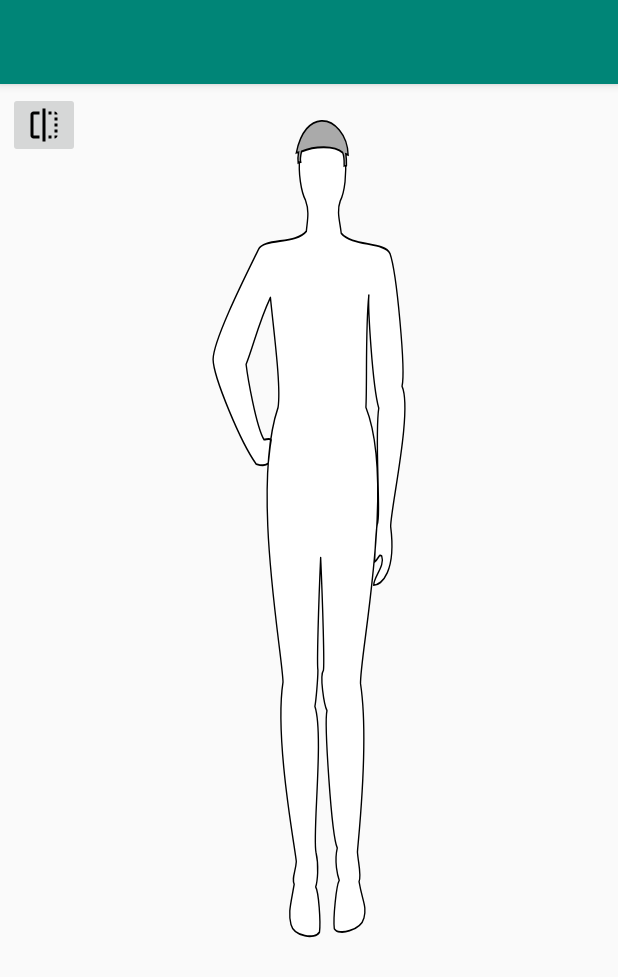
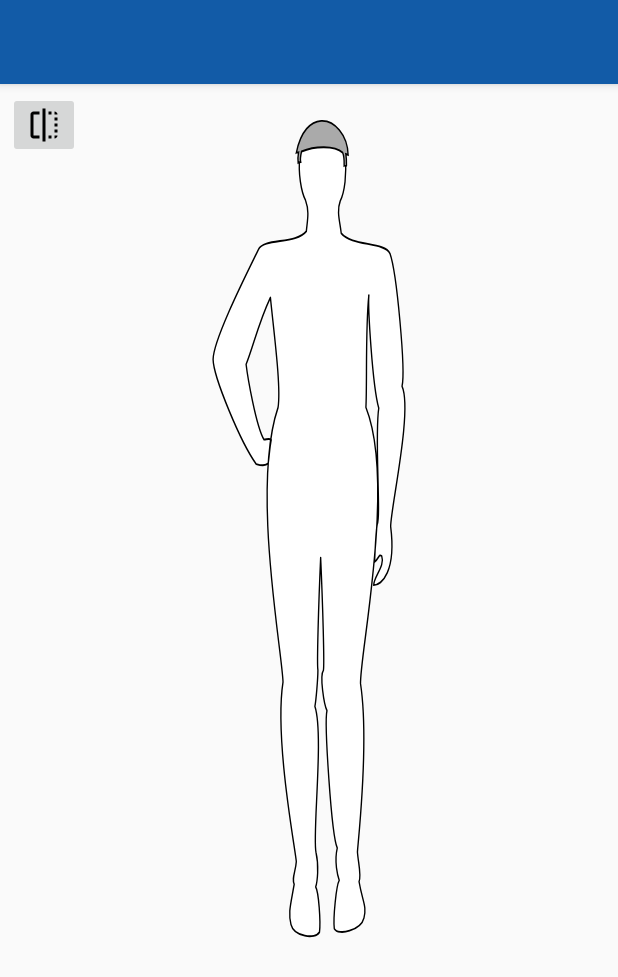
Before and after one commit to acespedesv/SymptomProject, an Android app: the MainActivity screen opened directly, with no data from a screen before it, on a phone screen of 412 x 824 dp. Shown: the top 977 px of the screen. Run offline under Robolectric (Android 15) with nearby library versions, the phone set to English and light mode, and no system bars.

Commit message:
Add colors

```diff
--- a/app/build.gradle
+++ b/app/build.gradle
@@ -23,6 +23,7 @@ dependencies {
     implementation 'androidx.appcompat:appcompat:1.0.2'
     implementation 'androidx.constraintlayout:constraintlayout:1.1.3'
     implementation 'com.google.android.material:material:1.0.0'
+    implementation 'androidx.legacy:legacy-support-v4:1.0.0'
     testImplementation 'junit:junit:4.12'
     androidTestImplementation 'androidx.test.ext:junit:1.1.0'
     androidTestImplementation 'androidx.test.espresso:espresso-core:3.1.1'
--- a/app/src/main/java/com/project/symptoms/MainActivity.java
+++ b/app/src/main/java/com/project/symptoms/MainActivity.java
@@ -2,11 +2,7 @@ package com.project.symptoms;
 
 import android.os.Bundle;
 
-import com.google.android.material.floatingactionbutton.FloatingActionButton;
-import com.google.android.material.snackbar.Snackbar;
-
 import androidx.appcompat.app.AppCompatActivity;
-import androidx.appcompat.widget.Toolbar;
 
 import android.preference.PreferenceManager;
 import android.view.View;
@@ -42,7 +38,7 @@ public class MainActivity extends AppCompatActivity {
         }
 
         // Setup the flip button
-        ImageButton flipButton = (ImageButton) findViewById(R.id.flip_button);
+        ImageButton flipButton = findViewById(R.id.flip_button);
         flipButton.setOnClickListener(new View.OnClickListener(){
             @Override
             public void onClick(View v) {
--- a/app/src/main/res/values/colors.xml
+++ b/app/src/main/res/values/colors.xml
@@ -3,4 +3,11 @@
     <color name="colorPrimary">#008577</color>
     <color name="colorPrimaryDark">#00574B</color>
     <color name="colorAccent">#D81B60</color>
+    <color name="colorLightBlue">#218AC9</color>
+    <color name="colorDarkBlue">#125BA7</color>
+    <color name="colorMainGreen">#8DBF41</color>
+    <color name="colorMainOrange">#FF9900</color>
+    <color name="colorMainRed">#FF0000</color>
+    <color name="colorMainWhite">#FFFFFF</color>
+    <color name="colorGreyBackground">#AFAFAF</color>
 </resources>
--- a/app/src/main/res/values/strings.xml
+++ b/app/src/main/res/values/strings.xml
@@ -1,4 +1,7 @@
 <resources>
     <string name="app_name">Symptoms</string>
     <string name="action_settings">Settings</string>
+
+    <!-- TODO: Remove or change this placeholder text -->
+    <string name="hello_blank_fragment">Hello blank fragment</string>
 </resources>
--- a/app/src/main/res/values/styles.xml
+++ b/app/src/main/res/values/styles.xml
@@ -3,9 +3,9 @@
     <!-- Base application theme. -->
     <style name="AppTheme" parent="Theme.AppCompat.Light.DarkActionBar">
         <!-- Customize your theme here. -->
-        <item name="colorPrimary">@color/colorPrimary</item>
-        <item name="colorPrimaryDark">@color/colorPrimaryDark</item>
-        <item name="colorAccent">@color/colorAccent</item>
+        <item name="colorPrimary">@color/colorDarkBlue</item>
+        <item name="colorPrimaryDark">@color/colorLightBlue</item>
+        <item name="colorAccent">@color/colorMainGreen</item>
     </style>
 
     <style name="AppTheme.NoActionBar">
```
